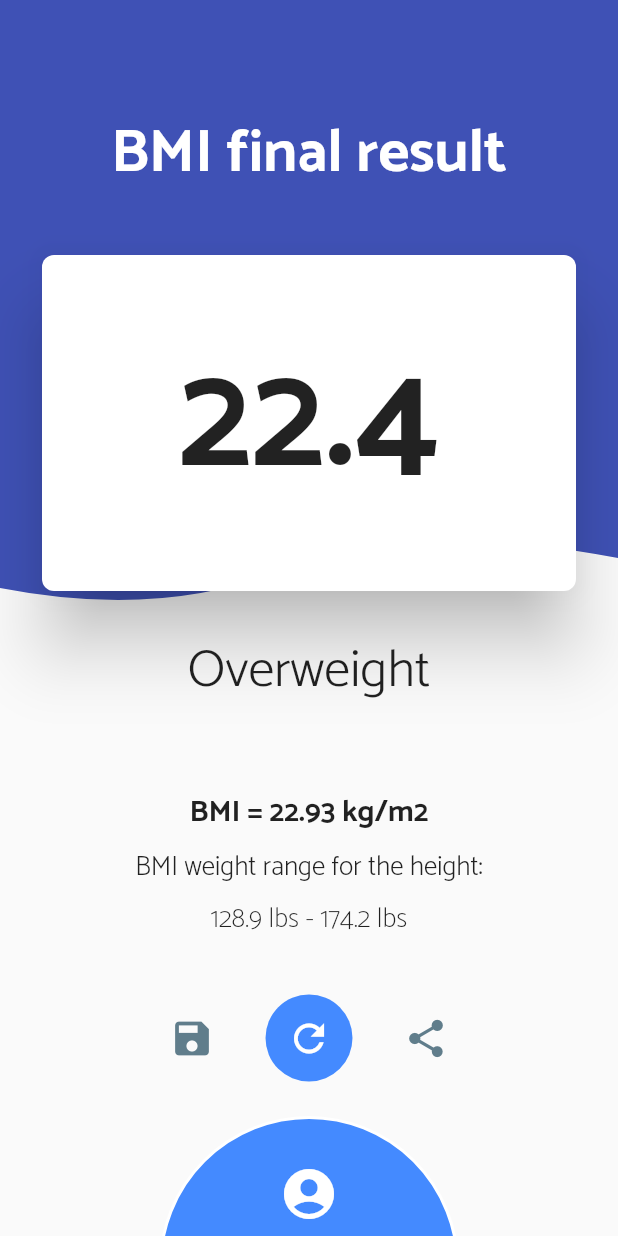
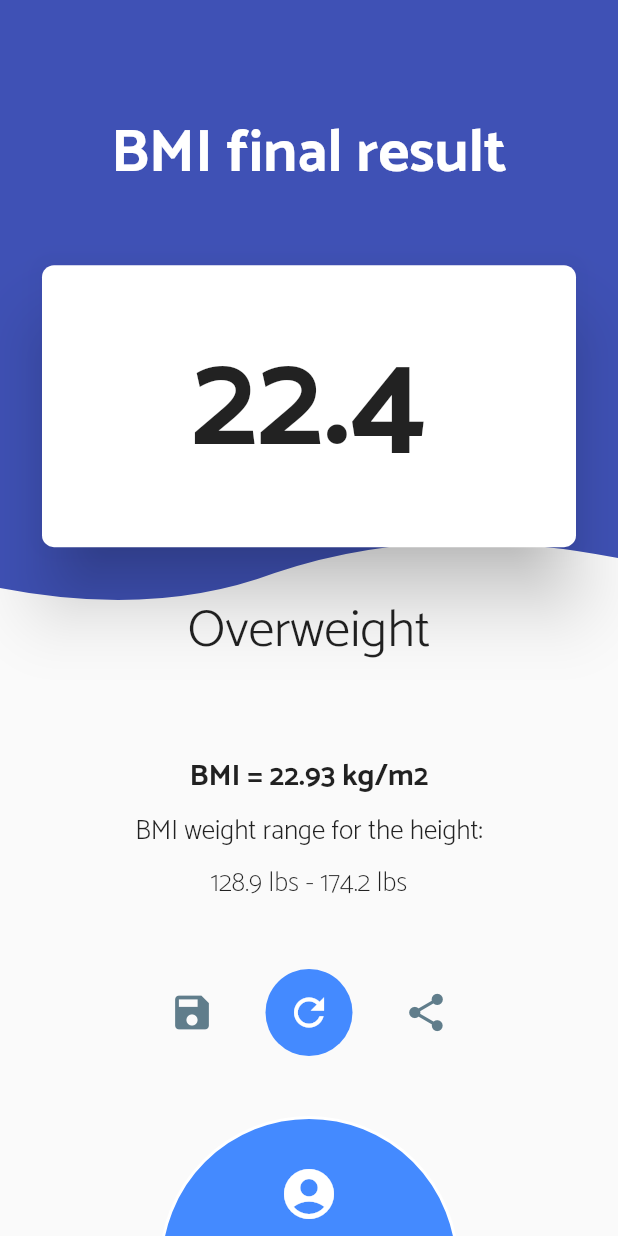
Before and after one commit to FabianVarela/bmi_calculator, a Flutter app: the ResultUI screen opened directly, on a phone screen of 412 x 824 dp. Run offline on Flutter 3.47's test engine with Material 2 defaults, Android fonts, the phone set to English and light mode, and no system bars; our stand-ins replace flutter_svg.

Commit message:
Fix overflow result UI

```diff
--- a/lib/ui/result.ui.dart
+++ b/lib/ui/result.ui.dart
@@ -85,13 +85,13 @@ class _ResultUIState extends State<ResultUI> {
       elevation: 20,
       child: Padding(
         padding: EdgeInsets.symmetric(
-          vertical: Responsive.getInstance().setHeight(30),
+          vertical: Responsive.getInstance().setHeight(20),
         ),
         child: Text(
           '22.4',
           textAlign: TextAlign.center,
           style: TextStyle(
-            fontSize: Responsive.getInstance().setSp(100),
+            fontSize: Responsive.getInstance().setSp(90),
             fontWeight: FontWeight.w700,
           ),
         ),
@@ -102,7 +102,7 @@ class _ResultUIState extends State<ResultUI> {
   Widget _setTextResult() {
     return Padding(
       padding: EdgeInsets.symmetric(
-        vertical: Responsive.getInstance().setHeight(20),
+        vertical: Responsive.getInstance().setHeight(16),
       ),
       child: Text(
         'Overweight',
```
